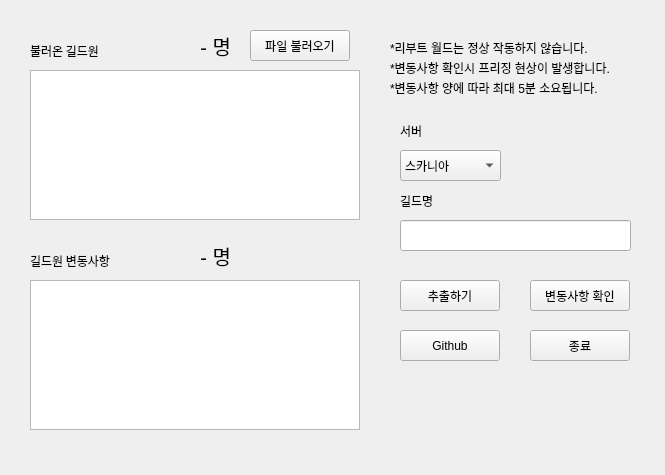
Above: ui/main.ui from memoday/guildMemberChecker before the change. Below: the same form after it.
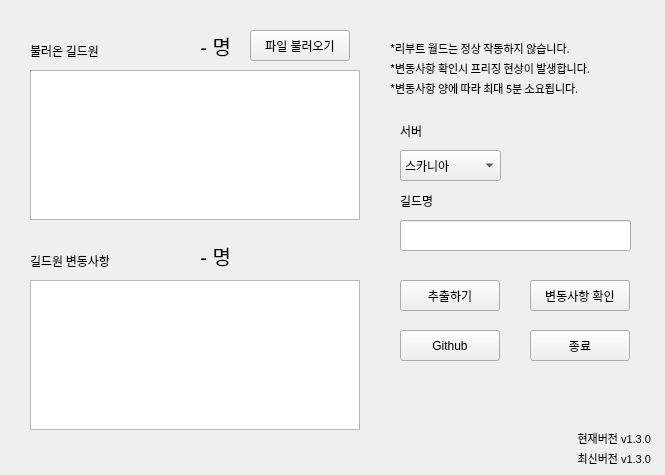
That is the form after the change.

The edit to the form file:
```diff
--- a/ui/main.ui
+++ b/ui/main.ui
@@ -370,6 +370,12 @@
      <height>16</height>
     </rect>
    </property>
+   <property name="font">
+    <font>
+     <family>맑은 고딕</family>
+     <pointsize>8</pointsize>
+    </font>
+   </property>
    <property name="text">
     <string>*리부트 월드는 정상 작동하지 않습니다.</string>
    </property>
@@ -383,6 +389,12 @@
      <height>16</height>
     </rect>
    </property>
+   <property name="font">
+    <font>
+     <family>맑은 고딕</family>
+     <pointsize>8</pointsize>
+    </font>
+   </property>
    <property name="text">
     <string>*변동사항 확인시 프리징 현상이 발생합니다.</string>
    </property>
@@ -396,6 +408,12 @@
      <height>16</height>
     </rect>
    </property>
+   <property name="font">
+    <font>
+     <family>맑은 고딕</family>
+     <pointsize>8</pointsize>
+    </font>
+   </property>
    <property name="text">
     <string>*변동사항 양에 따라 최대 5분 소요됩니다.</string>
    </property>
@@ -416,6 +434,56 @@
     <string>Github</string>
    </property>
   </widget>
+  <widget class="QLabel" name="label_version">
+   <property name="geometry">
+    <rect>
+     <x>530</x>
+     <y>430</y>
+     <width>121</width>
+     <height>16</height>
+    </rect>
+   </property>
+   <property name="font">
+    <font>
+     <family>Arial</family>
+     <pointsize>8</pointsize>
+    </font>
+   </property>
+   <property name="layoutDirection">
+    <enum>Qt::LeftToRight</enum>
+   </property>
+   <property name="text">
+    <string>현재버전 v1.3.0</string>
+   </property>
+   <property name="alignment">
+    <set>Qt::AlignRight|Qt::AlignTrailing|Qt::AlignVCenter</set>
+   </property>
+  </widget>
+  <widget class="QLabel" name="label_latestVersion">
+   <property name="geometry">
+    <rect>
+     <x>530</x>
+     <y>450</y>
+     <width>121</width>
+     <height>16</height>
+    </rect>
+   </property>
+   <property name="font">
+    <font>
+     <family>Arial</family>
+     <pointsize>8</pointsize>
+    </font>
+   </property>
+   <property name="layoutDirection">
+    <enum>Qt::LeftToRight</enum>
+   </property>
+   <property name="text">
+    <string>최신버전 v1.3.0</string>
+   </property>
+   <property name="alignment">
+    <set>Qt::AlignRight|Qt::AlignTrailing|Qt::AlignVCenter</set>
+   </property>
+  </widget>
  </widget>
  <resources/>
  <connections/>
```
